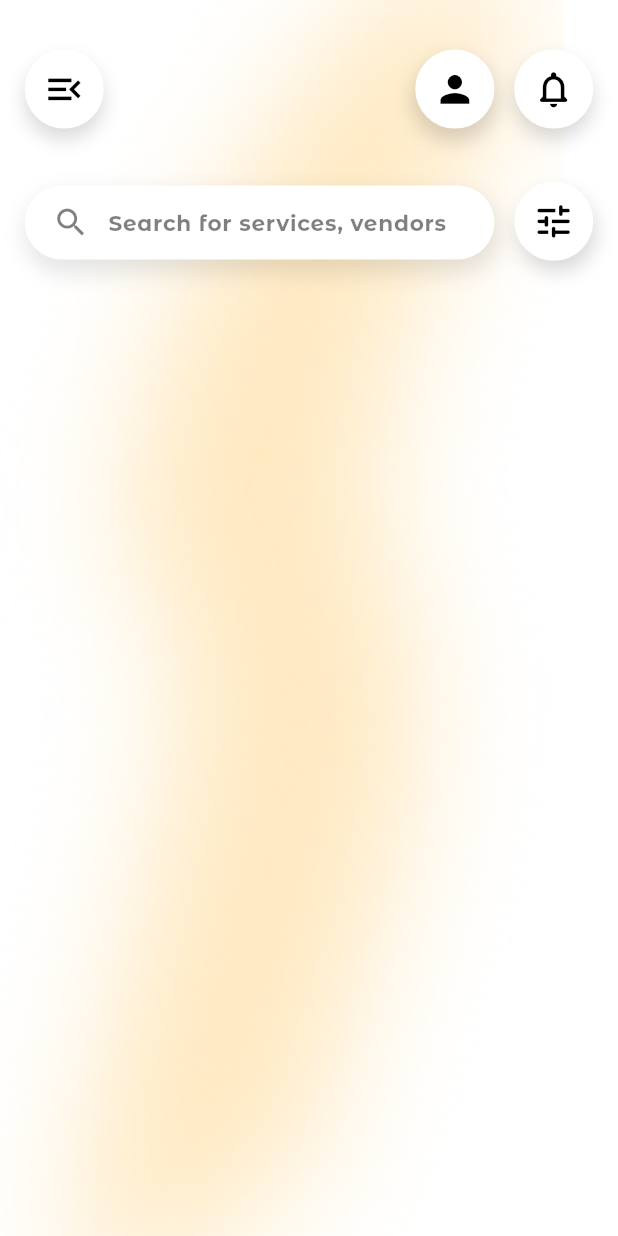
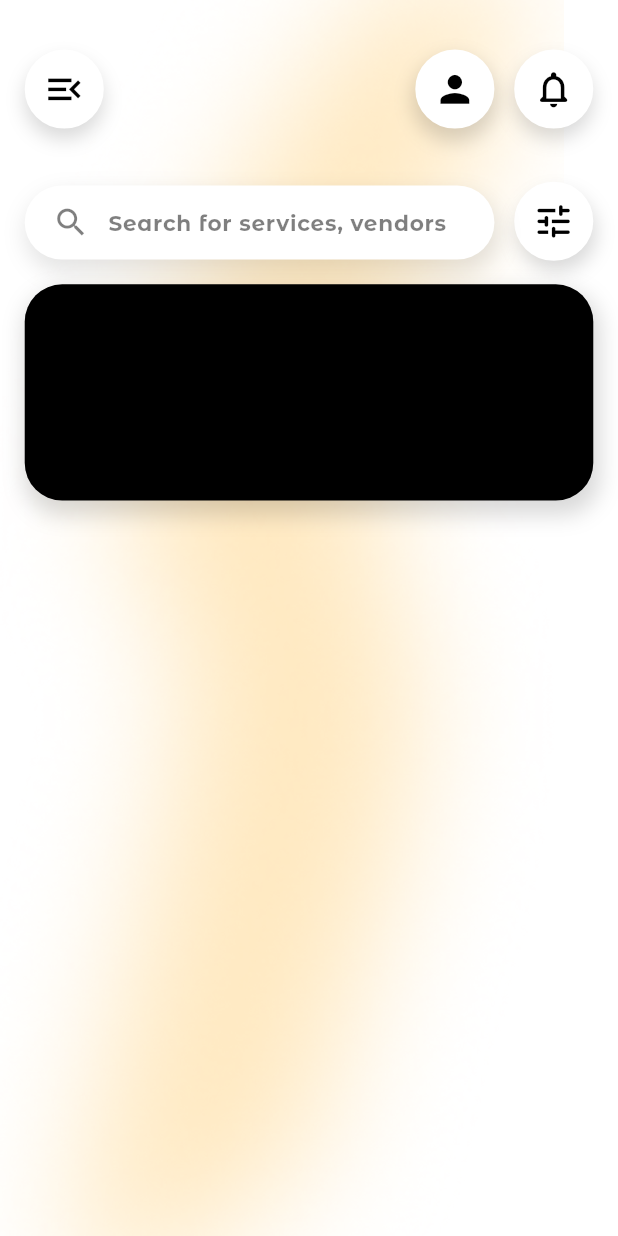
Before and after one commit to Alvin11David/Events-Uganda, a Flutter app: the screen it shows after launch, on a phone screen of 412 x 824 dp. Run offline on Flutter 3.47's test engine with Material 3 defaults, Android fonts, the phone set to English and light mode, and no system bars; our stand-ins replace firebase_auth, firebase_core, google_sign_in; accounts and stored records are empty.

Commit message:
Added a black rectangle

```diff
--- a/events_uganda/lib/Users/Customers/Customer_Home_Screen.dart
+++ b/events_uganda/lib/Users/Customers/Customer_Home_Screen.dart
@@ -224,6 +224,29 @@ class _CustomerHomeScreenState extends State<CustomerHomeScreen>
                 ),
               ),
             ),
+            Positioned(
+              top:
+                  screenHeight * 0.15 +
+                  screenWidth * 0.12 +
+                  screenHeight * 0.02,
+              left: screenWidth * 0.04,
+              right: screenWidth * 0.04,
+              child: Container(
+                height: screenWidth * 0.35,
+                decoration: BoxDecoration(
+                  color: Colors.black,
+                  borderRadius: BorderRadius.circular(25),
+                  boxShadow: [
+                    BoxShadow(
+                      color: Colors.black.withOpacity(0.15),
+                      blurRadius: 12,
+                      spreadRadius: 2,
+                      offset: const Offset(2, 7),
+                    ),
+                  ],
+                ),
+              ),
+            ),
           ],
         ),
       ),
```
